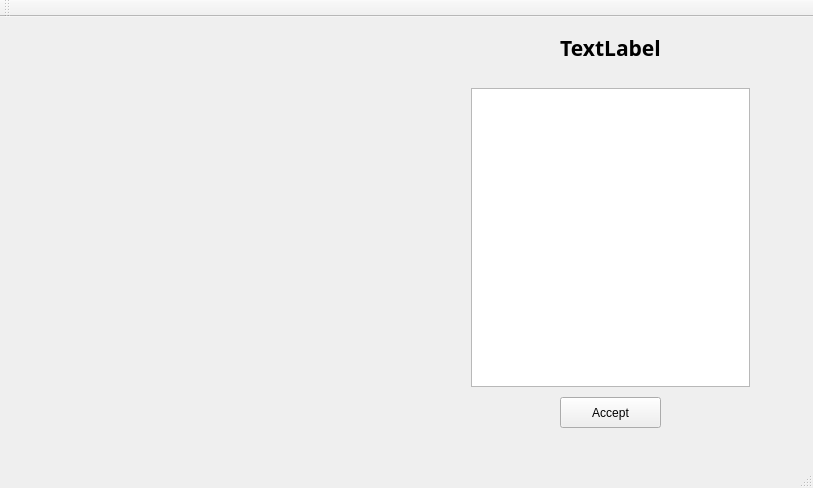
Above: Chess_project/Chess_project.ui from xif19/Chess_project before the change. Below: the same form after it.
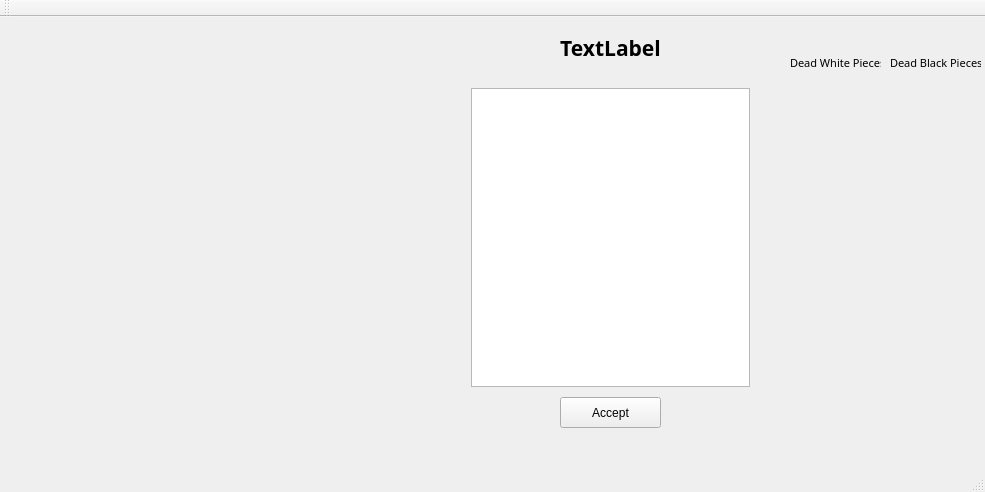
That is the form after the change.

Commit message: added dead pieces

```diff
--- a/Chess_project/Chess_project.ui
+++ b/Chess_project/Chess_project.ui
@@ -6,8 +6,8 @@
    <rect>
     <x>0</x>
     <y>0</y>
-    <width>813</width>
-    <height>488</height>
+    <width>985</width>
+    <height>492</height>
    </rect>
   </property>
   <property name="contextMenuPolicy">
@@ -126,6 +126,66 @@
      <bool>false</bool>
     </property>
    </widget>
+   <widget class="QWidget" name="verticalLayoutWidget_2">
+    <property name="geometry">
+     <rect>
+      <x>790</x>
+      <y>60</y>
+      <width>91</width>
+      <height>321</height>
+     </rect>
+    </property>
+    <layout class="QVBoxLayout" name="vBoxDeadWhite"/>
+   </widget>
+   <widget class="QWidget" name="verticalLayoutWidget_3">
+    <property name="geometry">
+     <rect>
+      <x>890</x>
+      <y>60</y>
+      <width>91</width>
+      <height>321</height>
+     </rect>
+    </property>
+    <layout class="QVBoxLayout" name="vBoxDeadBlack"/>
+   </widget>
+   <widget class="QLabel" name="label">
+    <property name="geometry">
+     <rect>
+      <x>790</x>
+      <y>30</y>
+      <width>91</width>
+      <height>31</height>
+     </rect>
+    </property>
+    <property name="font">
+     <font>
+      <family>Segoe MDL2 Assets</family>
+      <pointsize>8</pointsize>
+     </font>
+    </property>
+    <property name="text">
+     <string>Dead White Pieces</string>
+    </property>
+   </widget>
+   <widget class="QLabel" name="label_2">
+    <property name="geometry">
+     <rect>
+      <x>890</x>
+      <y>30</y>
+      <width>91</width>
+      <height>31</height>
+     </rect>
+    </property>
+    <property name="font">
+     <font>
+      <family>Segoe MDL2 Assets</family>
+      <pointsize>8</pointsize>
+     </font>
+    </property>
+    <property name="text">
+     <string>Dead Black Pieces</string>
+    </property>
+   </widget>
   </widget>
   <widget class="QMenuBar" name="menuBar">
    <property name="geometry">
```
Left out of the diff: 2 changed lines with no effect on the pictures. The commit also changes 5 other files.
